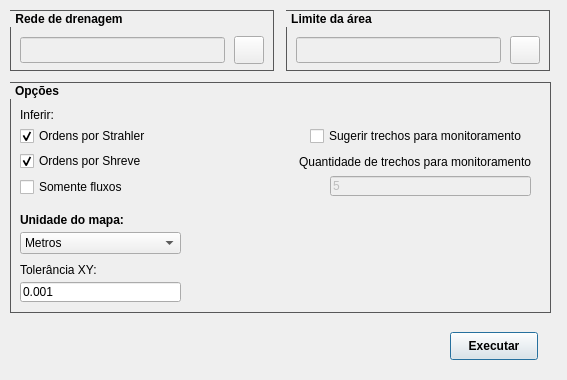
Above: hydroflow_dialog_base.ui from hruzeda/hydroflow_python_plugin before the change. Below: the same form after it.
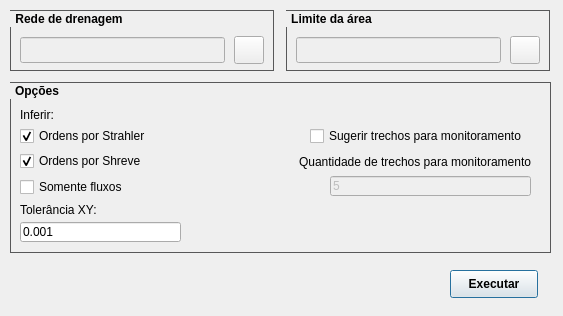
That is the form after the change. Icons and pictures are not drawn.

Commit message: fix: removing the unused distance unit combobox and fixing some leftover translation issues

What changed in the file:
```diff
--- a/hydroflow_dialog_base.ui
+++ b/hydroflow_dialog_base.ui
@@ -6,8 +6,8 @@
    <rect>
     <x>0</x>
     <y>0</y>
-    <width>567</width>
-    <height>380</height>
+    <width>563</width>
+    <height>316</height>
    </rect>
   </property>
   <property name="sizePolicy">
@@ -30,7 +30,7 @@
    <property name="geometry">
     <rect>
      <x>450</x>
-     <y>332</y>
+     <y>270</y>
      <width>88</width>
      <height>28</height>
     </rect>
@@ -104,7 +104,7 @@
      <x>10</x>
      <y>82</y>
      <width>541</width>
-     <height>231</height>
+     <height>171</height>
     </rect>
    </property>
    <property name="font">
@@ -127,62 +127,11 @@
    <property name="checkable">
     <bool>false</bool>
    </property>
-   <widget class="QLabel" name="label">
-    <property name="geometry">
-     <rect>
-      <x>10</x>
-      <y>130</y>
-      <width>105</width>
-      <height>16</height>
-     </rect>
-    </property>
-    <property name="font">
-     <font>
-      <bold>true</bold>
-     </font>
-    </property>
-    <property name="text">
-     <string>Unidade do mapa:</string>
-    </property>
-   </widget>
-   <widget class="QComboBox" name="comboBox">
-    <property name="geometry">
-     <rect>
-      <x>10</x>
-      <y>150</y>
-      <width>161</width>
-      <height>22</height>
-     </rect>
-    </property>
-    <property name="currentIndex">
-     <number>0</number>
-    </property>
-    <item>
-     <property name="text">
-      <string>Metros</string>
-     </property>
-    </item>
-    <item>
-     <property name="text">
-      <string>Quilômetros</string>
-     </property>
-    </item>
-    <item>
-     <property name="text">
-      <string>Pés</string>
-     </property>
-    </item>
-    <item>
-     <property name="text">
-      <string>Outro</string>
-     </property>
-    </item>
-   </widget>
    <widget class="QLabel" name="label_2">
     <property name="geometry">
      <rect>
       <x>10</x>
-      <y>180</y>
+      <y>120</y>
       <width>81</width>
       <height>16</height>
      </rect>
@@ -198,7 +147,7 @@
     <property name="geometry">
      <rect>
       <x>10</x>
-      <y>200</y>
+      <y>140</y>
       <width>161</width>
       <height>20</height>
      </rect>
```
The commit also changes 6 other files.
